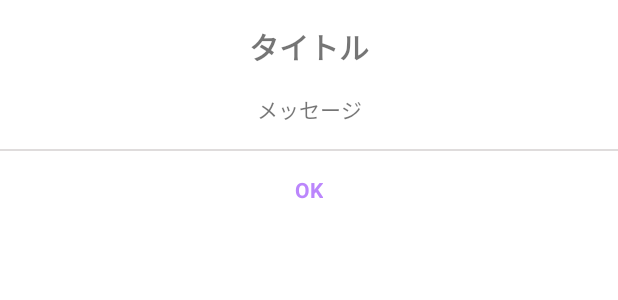
After one commit to yoyoinoyoi/NawaBattlerOld, an Android app: the layout layout_custom_dialog.xml on its own in the app's theme, with its tools: preview values and no code run, on a phone screen of 412 x 824 dp. The commit adds this screen. Shown: the top 300 px of the screen. Run offline under Robolectric (Android 15) with nearby library versions, the phone set to English and light mode, and no system bars; network calls fail.

```diff
--- /dev/null
+++ b/app/src/main/res/layout/layout_custom_dialog.xml
@@ -0,0 +1,54 @@
+<?xml version="1.0" encoding="utf-8"?>
+<androidx.constraintlayout.widget.ConstraintLayout xmlns:android="http://schemas.android.com/apk/res/android"
+    android:layout_width="wrap_content"
+    android:layout_height="wrap_content"
+    android:background="@color/white"
+    xmlns:app="http://schemas.android.com/apk/res-auto"
+    xmlns:tools="http://schemas.android.com/tools">
+
+    <TextView
+        android:id="@+id/title"
+        android:layout_width="wrap_content"
+        android:layout_height="wrap_content"
+        android:layout_margin="16dp"
+        android:text=""
+        tools:text="タイトル"
+        android:textSize="20sp"
+        android:textStyle="bold"
+        app:layout_constraintTop_toTopOf="parent"
+        app:layout_constraintStart_toStartOf="parent"
+        app:layout_constraintEnd_toEndOf="parent" />
+
+    <TextView
+        android:id="@+id/message"
+        android:layout_width="wrap_content"
+        android:layout_height="wrap_content"
+        android:layout_margin="16dp"
+        android:text=""
+        tools:text="メッセージ"
+        app:layout_constraintTop_toBottomOf="@id/title"
+        app:layout_constraintStart_toStartOf="parent"
+        app:layout_constraintEnd_toEndOf="parent"/>
+    <View
+        android:id="@+id/divider"
+        android:layout_width="match_parent"
+        android:layout_height="1dp"
+        android:layout_marginTop="16dp"
+        android:background="@color/gray"
+        app:layout_constraintTop_toBottomOf="@id/message" />
+
+    <TextView
+        android:id="@+id/positive_button"
+        android:layout_width="wrap_content"
+        android:layout_height="wrap_content"
+        android:gravity="center"
+        android:padding="16dp"
+        android:text="OK"
+        android:textColor="@color/purple_200"
+        android:textStyle="bold"
+        app:layout_constraintBottom_toBottomOf="parent"
+        app:layout_constraintEnd_toEndOf="parent"
+        app:layout_constraintStart_toStartOf="parent"
+        app:layout_constraintTop_toBottomOf="@id/divider"
+        app:layout_constraintVertical_bias="0.0" />
+</androidx.constraintlayout.widget.ConstraintLayout>
--- a/app/src/main/res/values/colors.xml
+++ b/app/src/main/res/values/colors.xml
@@ -12,4 +12,6 @@
     <color name="gray">#B0D1CDCD</color>
     <color name="skeleton">#FFFFFF</color>
     <color name="background">#DA090C3C</color>
+    <color name="clicked_button">#F44336</color>
+    <color name="not_click_button">#9C9494</color>
 </resources>
```
Also changed, not shown: app/src/main/java/com/example/kotori/BattleFragment.kt (+22 -9 lines), app/src/main/java/com/example/kotori/CustomDialog.kt (added, +105 -0 lines), app/src/main/res/navigation/nav_graph.xml (+12 -0 lines).
